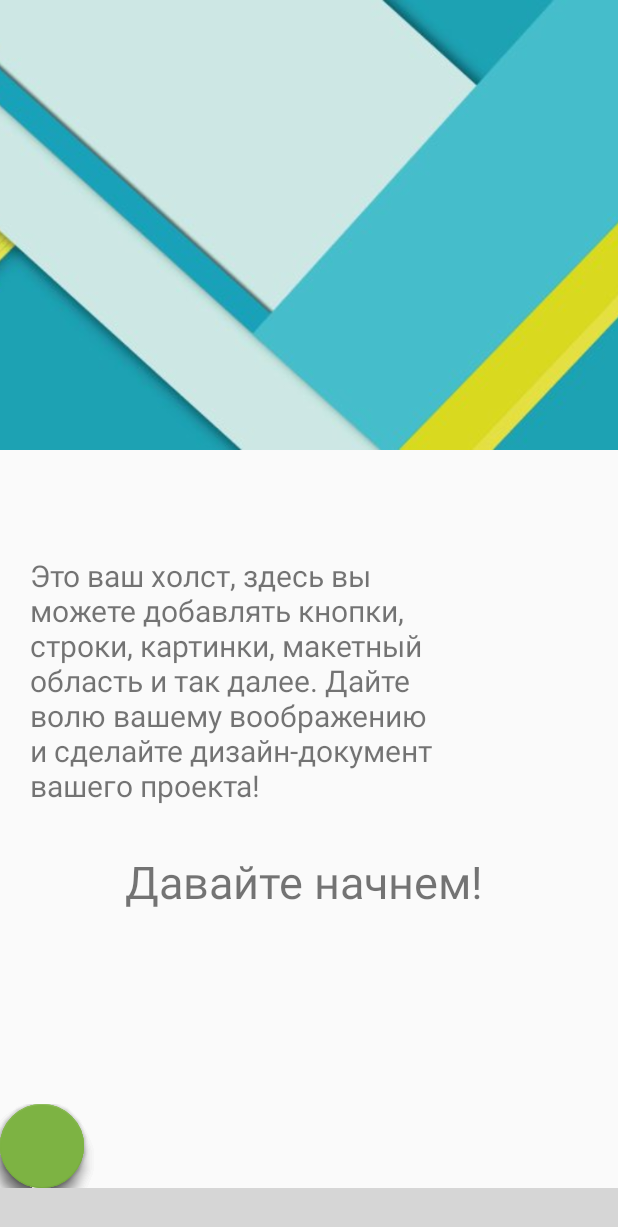
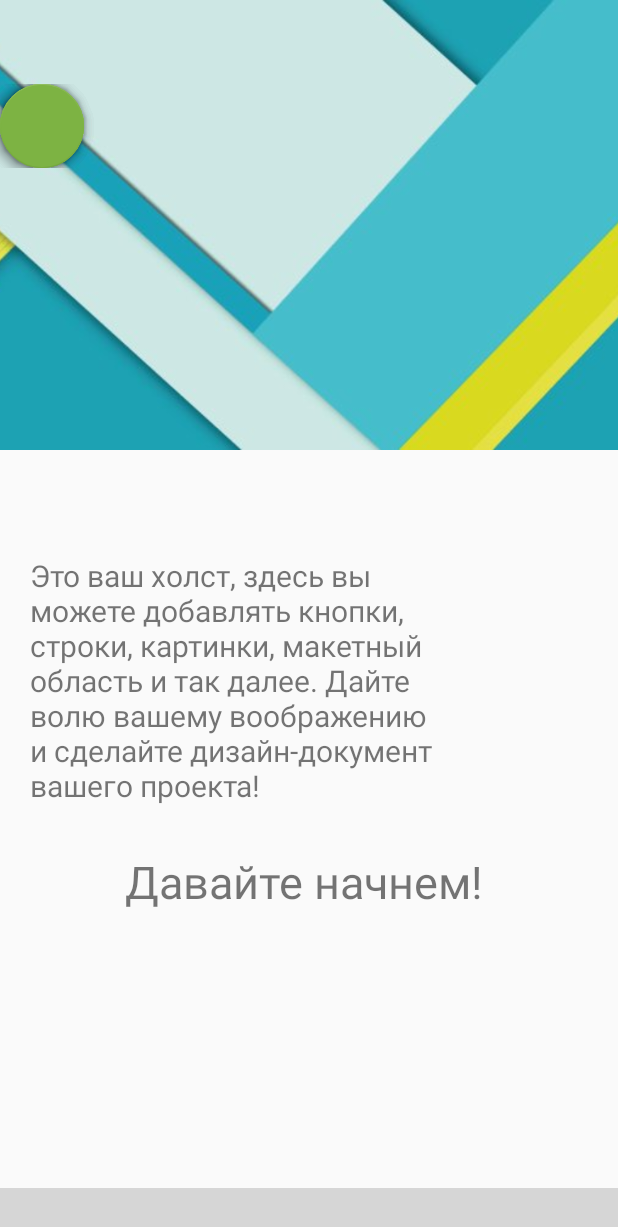
Before and after one commit to ExodusMobile/Draft, an Android app: the layout activity_main.xml on its own in the app's theme, with its tools: preview values and no code run, on a phone screen of 412 x 824 dp. Shown: the top 1227 px of the screen. Run offline under Robolectric (Android 15) with nearby library versions, the phone set to English and light mode, and no system bars; plain views replace BottomNavigationBar, FloatingActionButton, FloatingActionsMenu; grey boxes are pictures that could not be loaded.

Commit message:
Подправил bottomNavigation bar.

```diff
--- a/app/src/main/res/layout/activity_main.xml
+++ b/app/src/main/res/layout/activity_main.xml
@@ -42,12 +42,6 @@
     <include layout="@layout/content_scrolling" />
 
 
-    <LinearLayout
-        android:layout_width="match_parent"
-        android:layout_height="wrap_content"
-        android:layout_gravity="bottom"
-        android:orientation="vertical">
-
     <com.getbase.floatingactionbutton.FloatingActionsMenu
         android:layout_width="match_parent"
         android:layout_height="wrap_content"
@@ -55,6 +49,7 @@
         app:fab_addButtonColorNormal="#7db343"
         app:fab_addButtonColorPressed="#5a842e"
         android:layout_gravity="right"
+
         app:fab_labelStyle="@style/menu_label_style">
         <com.getbase.floatingactionbutton.FloatingActionButton
             android:layout_width="wrap_content"
@@ -92,7 +87,5 @@
         android:layout_width="match_parent"
         android:layout_height="wrap_content"/>
 
-    </LinearLayout>
-
 
 </android.support.design.widget.CoordinatorLayout>
```
Also changed, not shown: app/src/main/java/com/development/kernel/draft/MainActivity.java (+3 -4 lines). Lines whose indentation alone changed are shown as unchanged.
